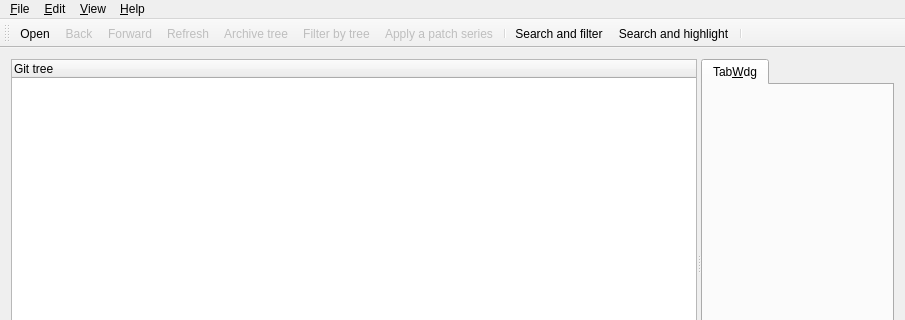
First picture: the form in src/mainview.ui, repository coolshou/qgitx, before the edit; both pictures show x 0 to 905 and y 0 to 320 of the 905 by 477 pixel window.
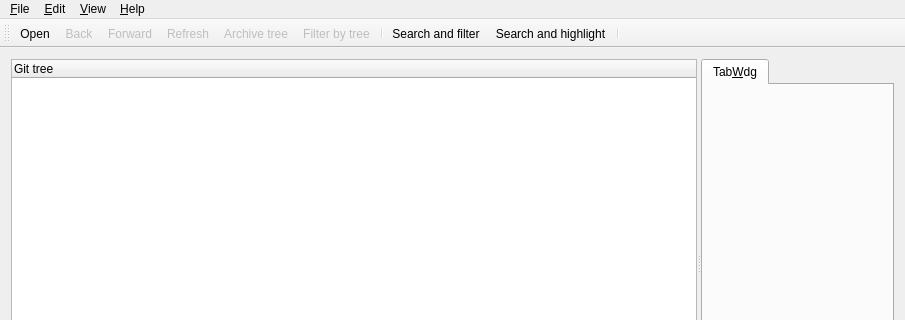
Second picture: the form after the edit. Icons and pictures are not drawn. Custom widgets are drawn as their Qt base class.

Commit message: remove ActMailApplyPatch

The edit to the form file:
```diff
--- a/src/mainview.ui
+++ b/src/mainview.ui
@@ -82,7 +82,6 @@
    <addaction name="ActRefresh"/>
    <addaction name="ActShowTree"/>
    <addaction name="ActFilterTree"/>
-   <addaction name="ActMailApplyPatch"/>
    <addaction name="separator"/>
    <addaction name="ActSearchAndFilter"/>
    <addaction name="ActSearchAndHighlight"/>
@@ -286,21 +285,6 @@
     <string>Ctrl+W</string>
    </property>
   </action>
-  <action name="ActMailApplyPatch">
-   <property name="enabled">
-    <bool>false</bool>
-   </property>
-   <property name="icon">
-    <iconset resource="icons.qrc">
-     <normaloff>:/icons/resources/mail_get.png</normaloff>:/icons/resources/mail_get.png</iconset>
-   </property>
-   <property name="text">
-    <string>Apply patch...</string>
-   </property>
-   <property name="iconText">
-    <string>Apply a patch series</string>
-   </property>
-  </action>
   <action name="ActPush">
    <property name="enabled">
     <bool>false</bool>
```
Left out of the diff: 33 changed lines with no effect on the pictures. The commit also changes 2 other files.
